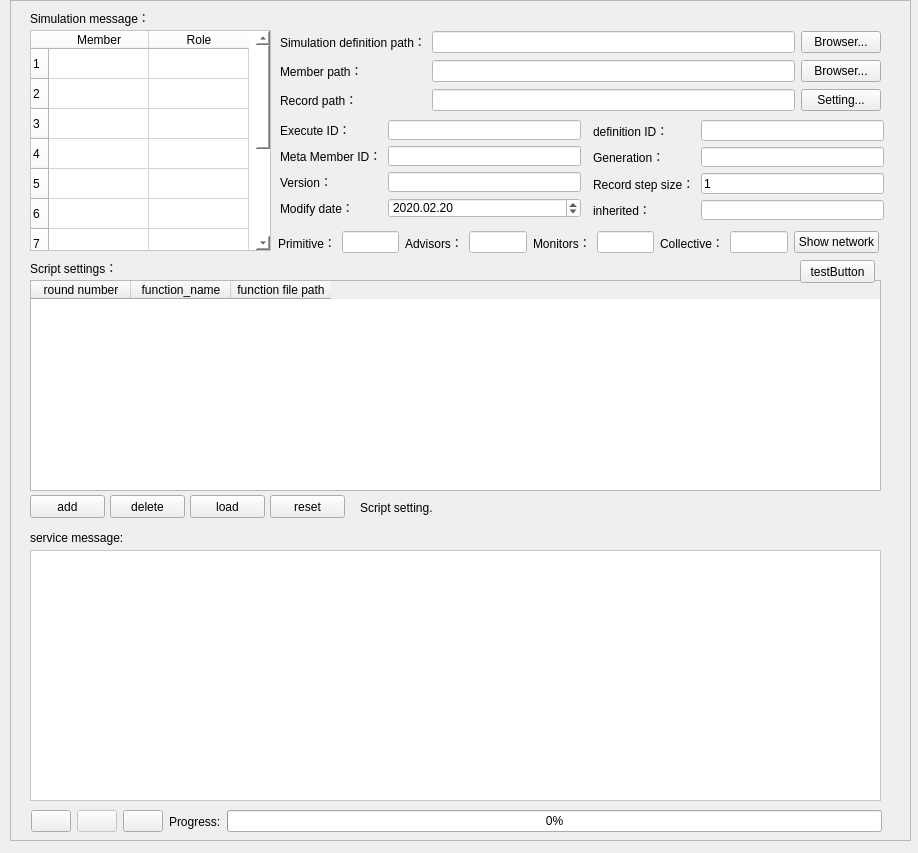
This is UI/simulation_exe_Form.ui in ANiMA931/execution_tool as Qt 5 draws it before an edit. The edited form follows.
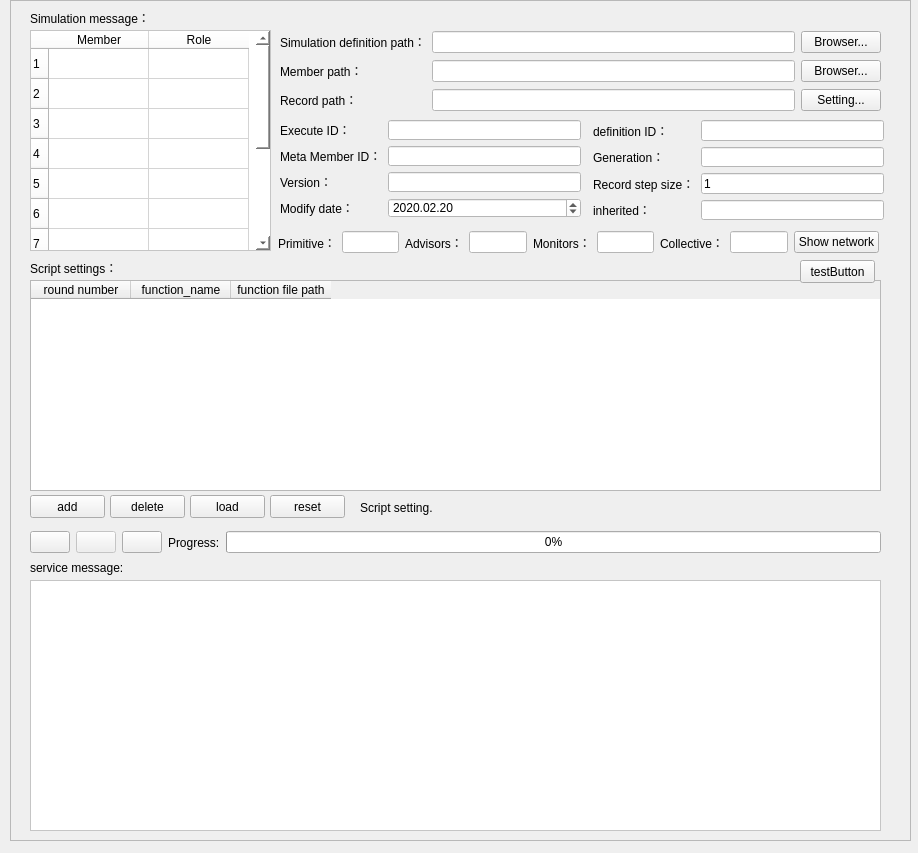
This is the edited form. Icons and pictures are not drawn.

Diff of the .ui file:
```diff
--- a/UI/simulation_exe_Form.ui
+++ b/UI/simulation_exe_Form.ui
@@ -734,8 +734,8 @@
    <widget class="QWidget" name="layoutWidget">
     <property name="geometry">
      <rect>
-      <x>21</x>
-      <y>809</y>
+      <x>20</x>
+      <y>530</y>
       <width>851</width>
       <height>25</height>
      </rect>
@@ -825,7 +825,7 @@
     <property name="geometry">
      <rect>
       <x>20</x>
-      <y>530</y>
+      <y>560</y>
       <width>96</width>
       <height>16</height>
      </rect>
@@ -838,7 +838,7 @@
     <property name="geometry">
      <rect>
       <x>20</x>
-      <y>550</y>
+      <y>580</y>
       <width>851</width>
       <height>251</height>
      </rect>
```
